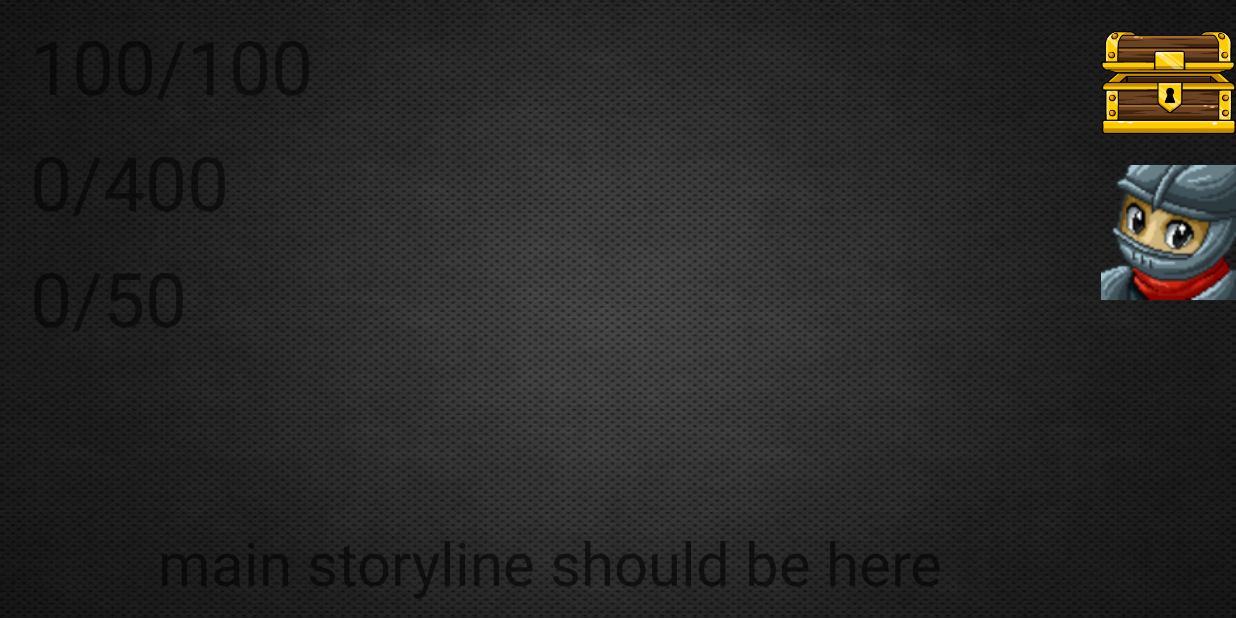
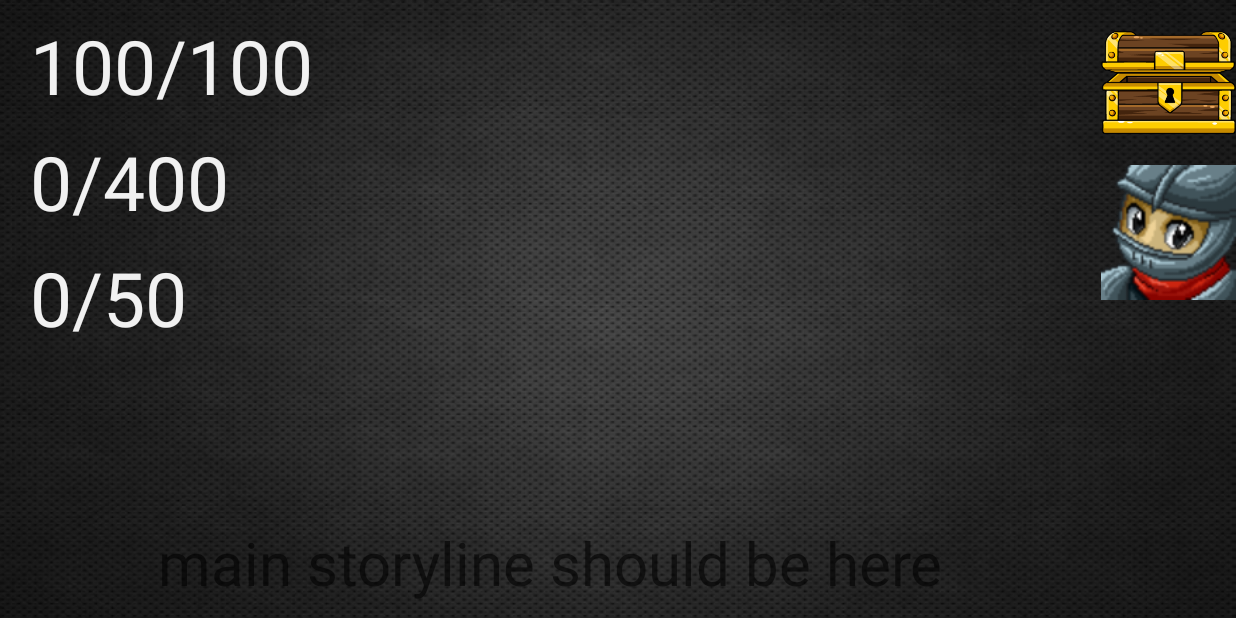
Before and after one commit to OSLL/practice20-dnd-todo, an Android app: the GameActivity screen opened directly, with no data from a screen before it, on a phone screen of 824 x 412 dp (held sideways). Run offline under Robolectric (Android 15) with nearby library versions, the phone set to English and light mode, and no system bars; our stand-ins replace Room's generated code; 1 statement that could not run was skipped.

Commit message:
Add drawables

```diff
--- a/app/src/main/res/layout/activity_game.xml
+++ b/app/src/main/res/layout/activity_game.xml
@@ -15,7 +15,8 @@
         android:hint="your hp"
         android:textSize="50sp"
         app:layout_constraintLeft_toLeftOf="parent"
-        app:layout_constraintTop_toTopOf="parent" />
+        app:layout_constraintTop_toTopOf="parent"
+        android:textColor="#F1F1F1"/>
 
     <TextView
         android:id="@+id/manaV"
@@ -26,7 +27,8 @@
         android:hint="your mana"
         android:textSize="50sp"
         app:layout_constraintLeft_toLeftOf="parent"
-        app:layout_constraintTop_toBottomOf="@id/healthV" />
+        app:layout_constraintTop_toBottomOf="@id/healthV"
+        android:textColor="#F1F1F1"/>
 
     <TextView
         android:id="@+id/expV"
@@ -37,7 +39,8 @@
         android:hint="your exp"
         android:textSize="50sp"
         app:layout_constraintLeft_toLeftOf="parent"
-        app:layout_constraintTop_toBottomOf="@id/manaV" />
+        app:layout_constraintTop_toBottomOf="@id/manaV"
+        android:textColor="#F1F1F1"/>
 
     <ImageView
         android:id="@+id/backpack"
@@ -83,6 +86,7 @@
         app:layout_constraintRight_toLeftOf="@id/equipment"
         android:layout_marginRight="10dp"
         android:layout_marginLeft="10dp"
-        android:layout_marginBottom="10dp"/>
+        android:layout_marginBottom="10dp"
+        android:textColor="#F1F1F1"/>
 
 </androidx.constraintlayout.widget.ConstraintLayout>
```
Also changed, not shown: app/src/main/res/drawable/chest1.png (added), app/src/main/res/drawable/chest2.png (added), app/src/main/res/drawable/helmet1.png (added), app/src/main/res/drawable/helmet2.png (added), app/src/main/res/drawable/legs1.png (added), app/src/main/res/drawable/legs2.png (added), app/src/main/res/drawable/uplegs1.png (added), app/src/main/res/drawable/uplegs2.png (added).
